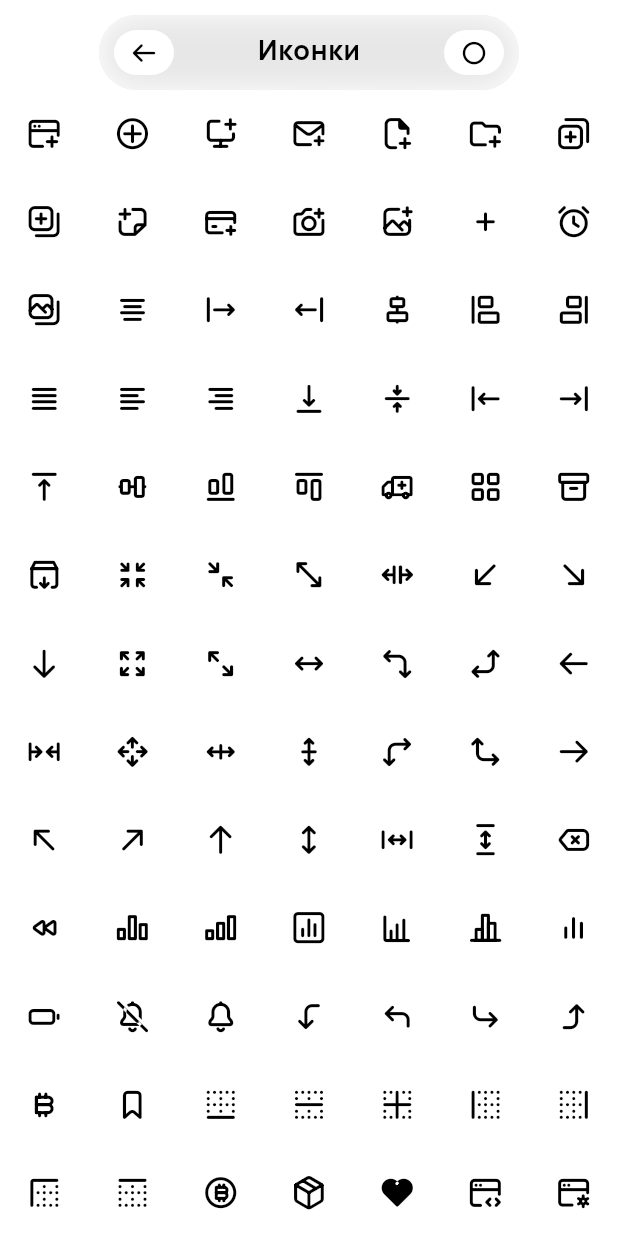
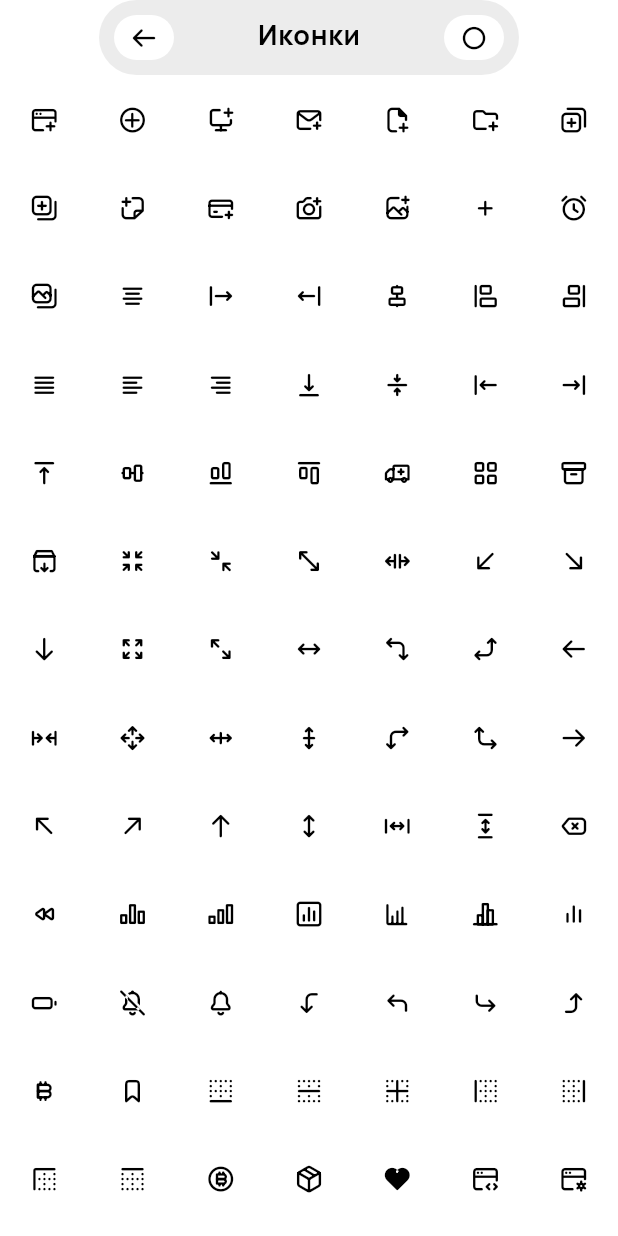
Before and after one commit to parabolahq/locus, a Flutter app: the IconsScreen screen opened directly, on a phone screen of 412 x 824 dp. Run offline on Flutter 3.47's test engine with Material 2 defaults, Android fonts, the phone set to English and light mode, and no system bars.

```diff
--- a/example/lib/screens/hero_screen.dart
+++ b/example/lib/screens/hero_screen.dart
@@ -46,7 +46,7 @@ class HeroScreen extends StatelessWidget {
           ],
         ),
       ),
-      bottom: NavigationBar(
+      bottom: LocusNavigationBar(
         middle: Text('Hero'),
       ),
     );
--- a/example/lib/screens/icons_screen.dart
+++ b/example/lib/screens/icons_screen.dart
@@ -16,7 +16,7 @@ class _IconsScreenState extends State<IconsScreen> {
     return LocusTheme(
       data: LocusThemeData(brightness: _brightness),
       child: LocusScaffold(
-        top: NavigationBar(
+        top: LocusNavigationBar(
           middle: Text('Иконки'),
           actions: [
             LocusActionButton(
@@ -29,12 +29,9 @@ class _IconsScreenState extends State<IconsScreen> {
         ),
         body: GridView.builder(
           gridDelegate:
-              SliverGridDelegateWithMaxCrossAxisExtent(maxCrossAxisExtent: 65),
+              SliverGridDelegateWithMaxCrossAxisExtent(maxCrossAxisExtent: 60),
           itemBuilder: (BuildContext context, int index) {
-            return Icon(
-              LocusIcons.all.values.elementAt(index),
-              size: 25,
-            );
+            return Icon(LocusIcons.all.values.elementAt(index));
           },
           itemCount: LocusIcons.all.length,
         ),
--- a/example/lib/screens/typography_screen.dart
+++ b/example/lib/screens/typography_screen.dart
@@ -6,7 +6,7 @@ class TypographyScreen extends StatelessWidget {
   @override
   Widget build(BuildContext context) {
     return LocusScaffold(
-      bottom: NavigationBar(
+      bottom: LocusNavigationBar(
         middle: Text('Типографика'),
       ),
       body: ListView(
--- a/example/pubspec.yaml
+++ b/example/pubspec.yaml
@@ -1,6 +1,6 @@
 name: locuslab
 description: A Locus experiences collection
-version: 1.0.0+5
+version: 1.0.0+6
 publish_to: 'none'
 
 environment:
--- a/lib/locus.dart
+++ b/lib/locus.dart
@@ -8,6 +8,7 @@ export 'src/core/colors.dart';
 export 'src/core/route.dart';
 export 'src/core/typography.dart';
 export 'src/core/animations.dart';
+export 'src/core/hero_tag.dart';
 
 // Components
 export 'src/components/icons.dart';
@@ -15,6 +16,7 @@ export 'src/components/card.dart';
 export 'src/components/scaffold.dart';
 export 'src/components/interactable.dart';
 export 'src/components/navigation_bar.dart';
+export 'src/components/tab_bar.dart';
 
 // Buttons
 export 'src/components/buttons/push_button.dart';
--- a/lib/src/components/buttons/action_button.dart
+++ b/lib/src/components/buttons/action_button.dart
@@ -2,23 +2,35 @@ import 'package:flutter/widgets.dart';
 import 'package:locus/src/components/buttons/base_button.dart';
 import 'package:locus/src/core/theme.dart';
 
-class LocusActionButton extends StatelessWidget {
+class LocusActionButton extends StatelessWidget with PreferredSizeWidget {
   final Widget child;
   final Function onTap;
+  final Size size;
 
   const LocusActionButton({
     super.key,
     required this.child,
     required this.onTap,
+    this.size = const Size(40, 30),
   });
+
+  const LocusActionButton.large({
+    super.key,
+    required this.child,
+    required this.onTap,
+  }) : size = const Size(60, 45);
 
   @override
   Widget build(BuildContext context) {
     return LocusButton(
-      constraints: BoxConstraints.expand(width: 40),
+      borderRadius: BorderRadius.circular(size.height / 2),
+      constraints: BoxConstraints.tight(size),
       color: LocusTheme.of(context).colorScheme.surface,
       onTap: onTap,
       child: child,
     );
   }
+
+  @override
+  Size get preferredSize => size;
 }
--- a/lib/src/components/card.dart
+++ b/lib/src/components/card.dart
@@ -33,23 +33,21 @@ class LocusCard extends StatelessWidget {
 
   @override
   Widget build(BuildContext context) {
-    return Container(
+    return ClipRRect(
       clipBehavior: Clip.antiAlias,
-      padding: padding,
-      decoration: BoxDecoration(
-        borderRadius: borderRadius ?? BorderRadius.circular(20),
-        color: color ?? LocusTheme.of(context).colorScheme.controlsSurface,
+      borderRadius: borderRadius ?? BorderRadius.circular(20),
+      child: BackdropFilter(
+        filter: ImageFilter.blur(
+          sigmaX: sigma,
+          sigmaY: sigma,
+        ),
+        child: Container(
+          padding: padding,
+          color: color ?? LocusTheme.of(context).colorScheme.controlsSurface,
+          constraints: constraints ?? BoxConstraints.expand(),
+          child: child,
+        ),
       ),
-      constraints: constraints,
-      child: sigma > 0
-          ? BackdropFilter(
-              filter: ImageFilter.blur(
-                sigmaX: sigma,
-                sigmaY: sigma,
-              ),
-              child: child,
-            )
-          : child,
     );
   }
 }
--- a/lib/src/components/interactable.dart
+++ b/lib/src/components/interactable.dart
@@ -20,7 +20,7 @@ class Interactable extends StatefulWidget {
 
 class _InteractableState extends State<Interactable>
     with SingleTickerProviderStateMixin {
-  late AnimationController _controller;
+  late final AnimationController _controller;
 
   @override
   void initState() {
--- a/lib/src/components/navigation_bar.dart
+++ b/lib/src/components/navigation_bar.dart
@@ -2,41 +2,15 @@ import 'package:flutter/widgets.dart';
 import 'package:locus/src/components/buttons/action_button.dart';
 import 'package:locus/src/components/card.dart';
 import 'package:locus/src/components/icons.dart';
+import 'package:locus/src/core/hero_tag.dart';
 import 'package:locus/src/core/theme.dart';
 
-// There's a single tag for all instances of navigation bars because they can
-// all transition between each other (per Navigator) via Hero transitions.
-const _HeroTag kDefaultHeroTag = _HeroTag(null);
-
-@immutable
-class _HeroTag {
-  const _HeroTag(this.navigator);
-
-  final NavigatorState? navigator;
-
-  @override
-  String toString() =>
-      'Default Hero tag for Locus navigation bars with navigator $navigator';
-
-  @override
-  bool operator ==(Object other) {
-    if (identical(this, other)) return true;
-
-    if (other.runtimeType != runtimeType) return false;
-
-    return other is _HeroTag && other.navigator == navigator;
-  }
-
-  @override
-  int get hashCode => identityHashCode(navigator);
-}
-
-class NavigationBar extends StatefulWidget with PreferredSizeWidget {
+class LocusNavigationBar extends StatefulWidget with PreferredSizeWidget {
   final Widget middle;
   final Object heroTag;
   final List<Widget> actions;
 
-  const NavigationBar({
+  const LocusNavigationBar({
     super.key,
     required this.middle,
     this.actions = const [],
@@ -44,13 +18,13 @@ class NavigationBar extends StatefulWidget with PreferredSizeWidget {
   }) : assert(actions.length <= 2);
 
   @override
-  State<NavigationBar> createState() => _NavigationBarState();
+  State<LocusNavigationBar> createState() => _LocusNavigationBarState();
 
   @override
   Size get preferredSize => Size(280, 50);
 }
 
-class _NavigationBarState extends State<NavigationBar> {
+class _LocusNavigationBarState extends State<LocusNavigationBar> {
   Widget build(BuildContext context) {
     final ModalRoute<dynamic>? parentRoute = ModalRoute.of(context);
     final bool useCloseButton =
@@ -58,7 +32,7 @@ class _NavigationBarState extends State<NavigationBar> {
 
     return Hero(
       tag: widget.heroTag == kDefaultHeroTag
-          ? _HeroTag(Navigator.of(context))
+          ? HeroTag(Navigator.of(context))
           : widget.heroTag,
       child: LocusCard.acrylic(
         constraints: BoxConstraints.tight(widget.preferredSize),
--- a/lib/src/components/scaffold.dart
+++ b/lib/src/components/scaffold.dart
@@ -21,7 +21,7 @@ class LocusScaffold extends StatelessWidget {
     final mediaQuery = MediaQuery.of(context);
     final paddings = EdgeInsets.only(
       bottom: mediaQuery.padding.bottom + mediaQuery.size.height / 8,
-      top: mediaQuery.padding.top + 10,
+      top: mediaQuery.padding.top,
       left: 15,
       right: 15,
     );
@@ -54,7 +54,7 @@ class LocusScaffold extends StatelessWidget {
                   if (bottom != null) bottom!,
                 ],
               ),
-            )
+            ),
           ],
         ),
       ),
--- a/lib/src/core/animations.dart
+++ b/lib/src/core/animations.dart
@@ -1,2 +1,3 @@
 const kPageTransitionDuration = const Duration(milliseconds: 350);
 const kInteractableAnimationDuration = const Duration(milliseconds: 50);
+const kTabBarTransitionDuration = const Duration(milliseconds: 300);
--- a/lib/src/core/app.dart
+++ b/lib/src/core/app.dart
@@ -29,7 +29,7 @@ class LocusApp extends StatefulWidget {
 }
 
 class _LocusAppState extends State<LocusApp> {
-  late HeroController _heroController;
+  late final HeroController _heroController;
 
   @override
   void initState() {
--- a/lib/src/core/colors.dart
+++ b/lib/src/core/colors.dart
@@ -8,7 +8,7 @@ class LocusColors {
   static const Color black = Color.fromRGBO(0, 0, 0, 1);
   static const Color darkGrey = Color.fromRGBO(60, 60, 60, 1);
   static const Color grey = Color.fromRGBO(127, 127, 127, 1);
-  static const Color lightGrey = Color.fromRGBO(225, 225, 225, 1);
+  static const Color lightGrey = Color.fromRGBO(230, 230, 230, 1);
 }
 
 class LocusColorScheme with Diagnosticable {
@@ -29,8 +29,8 @@ class LocusColorScheme with Diagnosticable {
       onSurface: bright ? LocusColors.black : LocusColors.white,
       surface: bright ? LocusColors.white : LocusColors.black,
       controlsSurface: bright
-          ? LocusColors.lightGrey.withOpacity(.8)
-          : LocusColors.darkGrey.withOpacity(.8),
+          ? LocusColors.lightGrey.withOpacity(.75)
+          : LocusColors.darkGrey.withOpacity(.75),
     );
   }
 
--- /dev/null
+++ b/lib/src/core/hero_tag.dart
@@ -0,0 +1,28 @@
+// There's a single tag for all instances of navigation bars because they can
+// all transition between each other (per Navigator) via Hero transitions.
+import 'package:flutter/widgets.dart';
+
+const HeroTag kDefaultHeroTag = HeroTag(null);
+
+@immutable
+class HeroTag {
+  const HeroTag(this.navigator);
+
+  final NavigatorState? navigator;
+
+  @override
+  String toString() =>
+      'Default Hero tag for Locus navigation bars with navigator $navigator';
+
+  @override
+  bool operator ==(Object other) {
+    if (identical(this, other)) return true;
+
+    if (other.runtimeType != runtimeType) return false;
+
+    return other is HeroTag && other.navigator == navigator;
+  }
+
+  @override
+  int get hashCode => identityHashCode(navigator);
+}
```
Also changed, not shown: example/lib/screens/home_screen.dart (+12 -1 lines), example/lib/screens/tabs_screen.dart (added, +24 -0 lines), lib/src/components/tab_bar.dart (added, +88 -0 lines).
